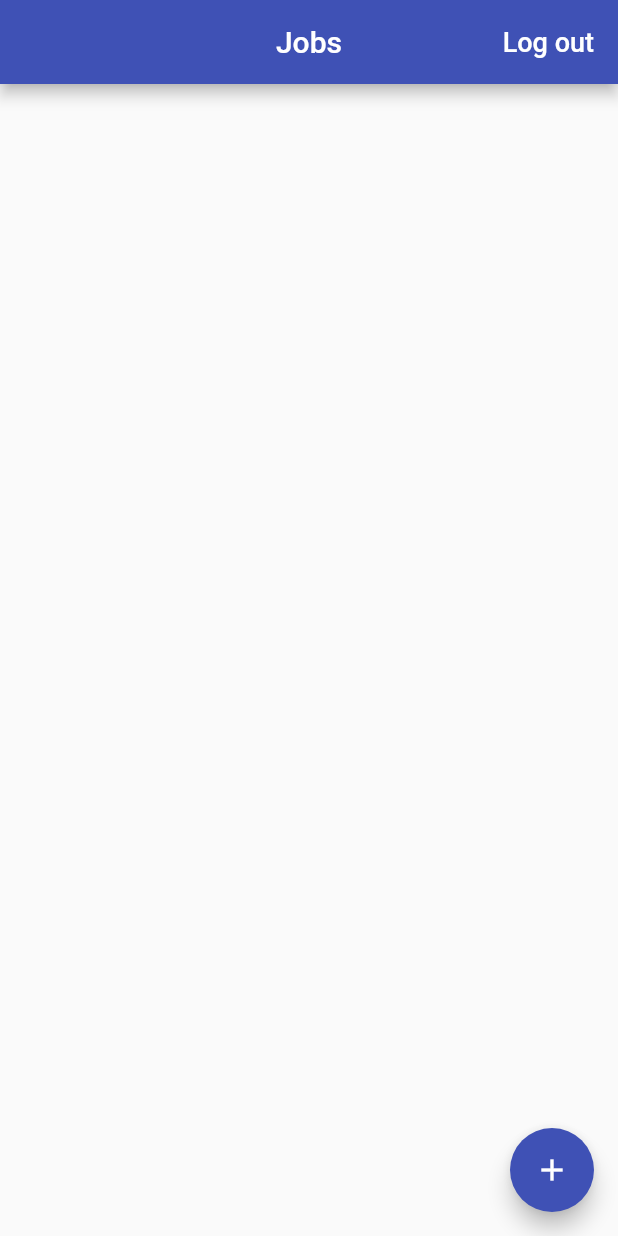
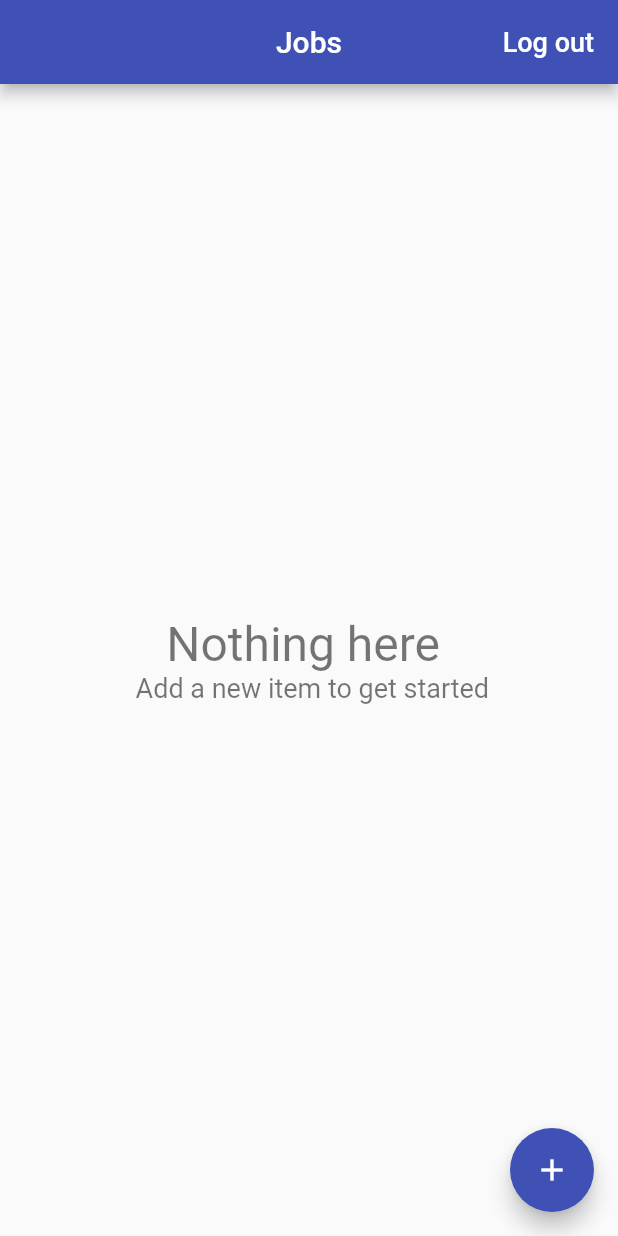
Before and after one commit to JordyHers/time_tracker_flutter_course, a Flutter app: the screen it shows once a user with an empty profile is signed in, on a phone screen of 412 x 824 dp. Run offline on Flutter 3.47's test engine with Material 2 defaults, Android fonts, the phone set to English and light mode, and no system bars; our stand-ins replace cloud_firestore, firebase_auth, firebase_core, google_sign_in; missing offline and left inert: flutter_login_facebook; accounts and stored records are empty.

```diff
--- /dev/null
+++ b/lib/app/home/jobs/empty_content.dart
@@ -0,0 +1,37 @@
+import 'package:flutter/material.dart';
+
+class EmptyContent extends StatelessWidget {
+  const EmptyContent(
+      {Key key,
+      this.title = 'Nothing here ',
+      this.message = ' Add a new item to get started'})
+      : super(key: key);
+
+  final String title;
+
+  final String message;
+
+  @override
+  Widget build(BuildContext context) {
+    return Center(
+      child: Column(
+        mainAxisAlignment:  MainAxisAlignment.center,
+        children: [
+          Text(
+            title,
+            style: TextStyle(
+              fontSize: 32.0,
+              color: Colors.black54,
+            ),
+          ), Text(
+           message,
+            style: TextStyle(
+              fontSize: 18.0,
+              color: Colors.black54,
+            ),
+          )
+        ],
+      ),
+    );
+  }
+}
--- a/lib/app/home/jobs/jobs_page.dart
+++ b/lib/app/home/jobs/jobs_page.dart
@@ -1,6 +1,7 @@
 import 'package:flutter/material.dart';
 import 'package:provider/provider.dart';
 import 'package:time_tracker_flutter_course/app/home/jobs/edit_job_page.dart';
+import 'package:time_tracker_flutter_course/app/home/jobs/empty_content.dart';
 import 'package:time_tracker_flutter_course/common_widgets/show_alert_dialog.dart';
 import 'package:time_tracker_flutter_course/services/auth.dart';
 import 'package:time_tracker_flutter_course/services/database.dart';
@@ -63,13 +64,16 @@ class JobsPage extends StatelessWidget {
       stream: database.jobsStream(),
       builder: (context, snapshot) {
         if (snapshot.hasData) {
-          ///users represents the list of documents in the collection
-          final users = snapshot.data;
-          final children = users
+          ///jobs represents the list of documents in the collection
+          final jobs = snapshot.data;
+
+          if(jobs.isNotEmpty){
+          final children = jobs
               .map((job) => JobListTile(
                   job: job, onTap: () => EditJobPage.show(context, job: job)))
               .toList();
-          return ListView(children: children);
+          return ListView(children: children);}
+          return EmptyContent();
         }
         if (snapshot.hasError) {
           return Center(child: Text('Some Error Occured'));
--- a/lib/app/home/models/job_model.dart
+++ b/lib/app/home/models/job_model.dart
@@ -25,6 +25,7 @@ class Job {
   }
   Map<String, dynamic> toMap() {
     return {
+      //'id' :id,
       'name': name,
       'ratePerHour': ratePerHour,
     };
```
